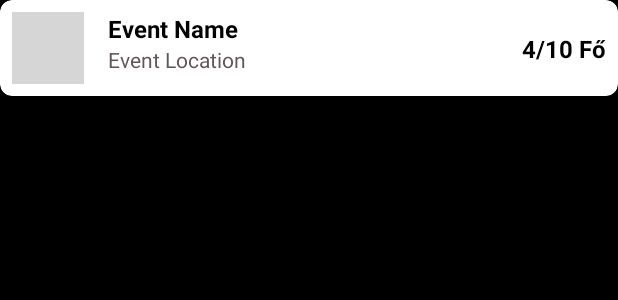
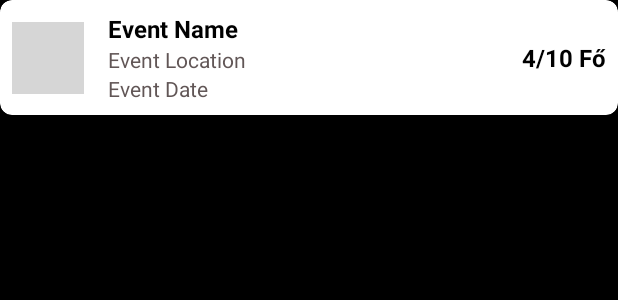
Before and after one commit to leko-szabolcs/Isport-Mobilok-II-beadando, an Android app: the layout item_event.xml on its own in the app's theme, with its tools: preview values and no code run, on a phone screen of 412 x 824 dp. Shown: the top 300 px of the screen. Run offline under Robolectric (Android 15) with nearby library versions, the phone set to English and light mode, and no system bars; grey boxes are pictures that could not be loaded.

Commit message:
Idősorrendi megjelenítés, szűrés típusra, kisebb hibajavítások

```diff
--- a/app/src/main/java/beadando/isports_app/fragments/addevent/AddEventFragment.java
+++ b/app/src/main/java/beadando/isports_app/fragments/addevent/AddEventFragment.java
@@ -169,7 +169,7 @@ public class AddEventFragment extends Fragment {
         binding.etDate.setText("");
         binding.etParticipants.setText("");
         binding.etDescription.setText("");
-        binding.radioFree.setChecked(true);
+        binding.radioPaid.setChecked(false);
         binding.spinnerType.setSelection(0);
         calendar = Calendar.getInstance();
     }
--- a/app/src/main/java/beadando/isports_app/fragments/addevent/AddEventViewModel.java
+++ b/app/src/main/java/beadando/isports_app/fragments/addevent/AddEventViewModel.java
@@ -37,7 +37,7 @@ public class AddEventViewModel extends ViewModel {
 
     public void saveEvent(Event event) {
         _isLoading.setValue(true);
-        repository.createEvent(event, new FirebaseResultCallbacks<>() {
+        repository.insertEvent(event, new FirebaseResultCallbacks<>() {
 
             @Override
             public void onSuccess(String result, @Nullable Void extra) {
--- a/app/src/main/res/layout/item_event.xml
+++ b/app/src/main/res/layout/item_event.xml
@@ -55,6 +55,22 @@
             tools:text="Event Location" />
 
         <TextView
+            android:id="@+id/textEventDate"
+            android:layout_width="0dp"
+            android:layout_height="wrap_content"
+            android:layout_marginStart="16dp"
+            android:layout_marginEnd="8dp"
+            android:ellipsize="end"
+            android:maxLines="1"
+            android:textColor="#615656"
+            android:textSize="14sp"
+            app:layout_constraintEnd_toStartOf="@+id/textParticipants"
+            app:layout_constraintHorizontal_bias="0.0"
+            app:layout_constraintStart_toEndOf="@+id/imageEventType"
+            app:layout_constraintTop_toBottomOf="@+id/textEventLocation"
+            tools:text="Event Date" />
+
+        <TextView
             android:id="@+id/textParticipants"
             android:layout_width="wrap_content"
             android:layout_height="wrap_content"
--- a/app/src/main/res/values/strings.xml
+++ b/app/src/main/res/values/strings.xml
@@ -54,6 +54,7 @@
     <string name="event_participants">%1$d / %2$d Fő</string>
     <string name="event_fee">Fizetős</string>
     <string name="event_free">Ingyenes</string>
+    <string name="any_option">Minden lehetőség"</string>
 
 
 
```
Also changed, not shown: app/src/main/java/beadando/isports_app/data/repostiory/EventRepository.java (+12 -5 lines), app/src/main/java/beadando/isports_app/fragments/main/MainAdapter.java (+5 -3 lines), app/src/main/java/beadando/isports_app/fragments/main/MainFragment.java (+25 -1 lines), app/src/main/java/beadando/isports_app/fragments/main/MainViewModel.java (+10 -4 lines), app/src/main/res/layout/fragment_add_event.xml (+0 -9 lines).
